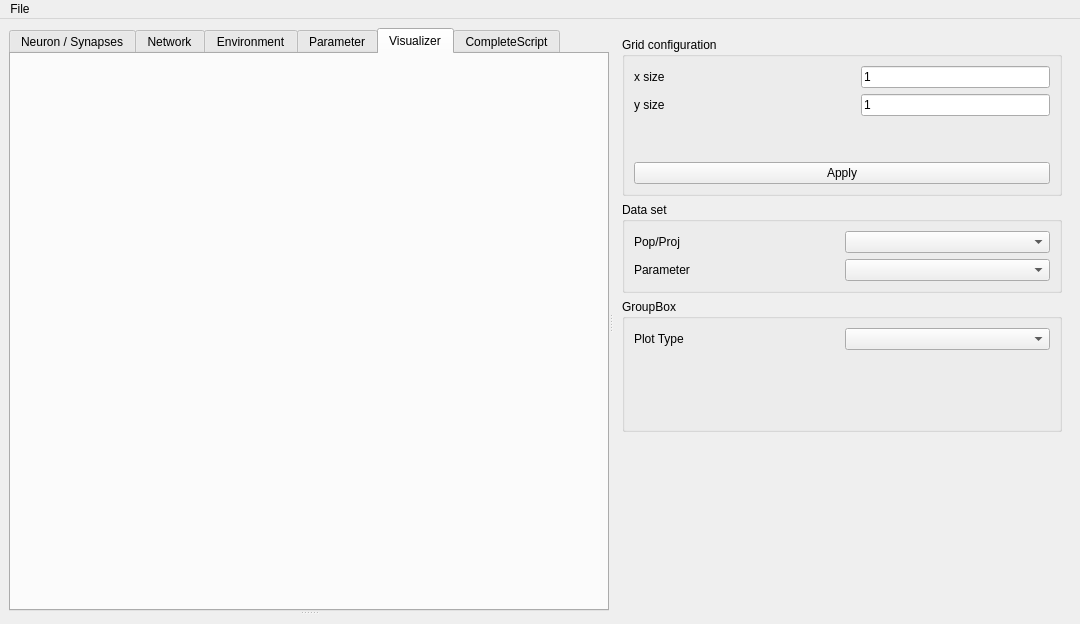
Qt form ANNarchy4/editor/ANNarchyEditor.ui (ANNarchy/ANNarchy) before a commit.
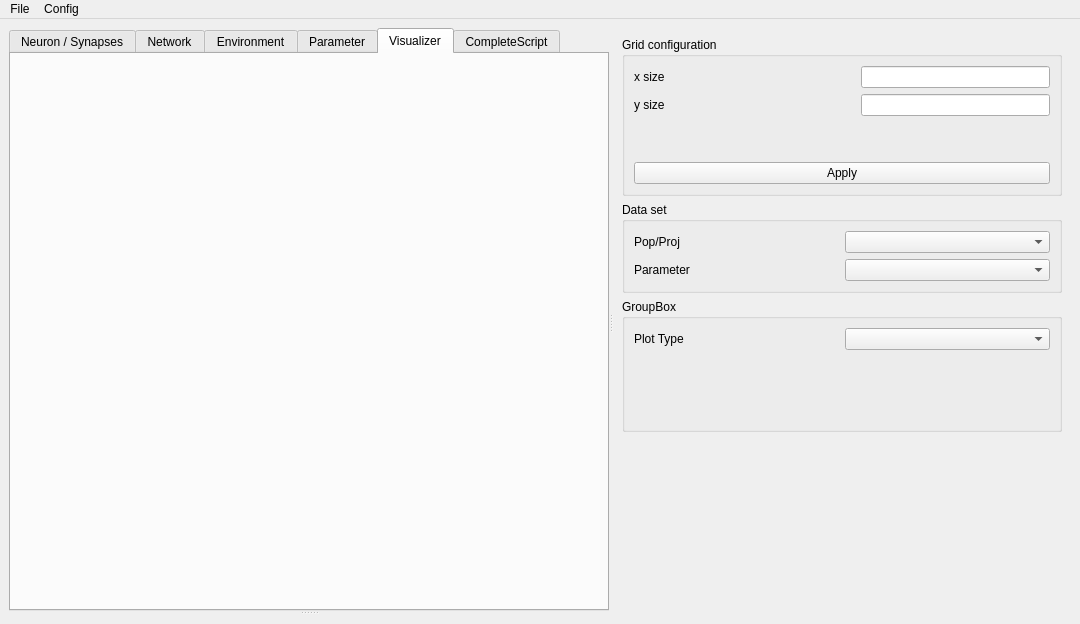
The same form after that commit. The open tabs and pages were chosen to show the change.

Patch:
```diff
--- a/ANNarchy4/editor/ANNarchyEditor.ui
+++ b/ANNarchy4/editor/ANNarchyEditor.ui
@@ -341,11 +341,7 @@
                  </spacer>
                 </item>
                 <item>
-                 <widget class="QLineEdit" name="grid_x_dim">
-                  <property name="text">
-                   <string>1</string>
-                  </property>
-                 </widget>
+                 <widget class="QLineEdit" name="grid_x_dim"/>
                 </item>
                </layout>
               </item>
@@ -372,11 +368,7 @@
                  </spacer>
                 </item>
                 <item>
-                 <widget class="QLineEdit" name="grid_y_dim">
-                  <property name="text">
-                   <string>1</string>
-                  </property>
-                 </widget>
+                 <widget class="QLineEdit" name="grid_y_dim"/>
                 </item>
                </layout>
               </item>
@@ -503,7 +495,7 @@
      <x>0</x>
      <y>0</y>
      <width>1080</width>
-     <height>29</height>
+     <height>25</height>
     </rect>
    </property>
    <widget class="QMenu" name="menuFile">
@@ -513,7 +505,13 @@
     <addaction name="actionOpen"/>
     <addaction name="actionQuit"/>
    </widget>
+   <widget class="QMenu" name="menuConfig">
+    <property name="title">
+     <string>Config</string>
+    </property>
+   </widget>
    <addaction name="menuFile"/>
+   <addaction name="menuConfig"/>
   </widget>
   <action name="actionOpen">
    <property name="text">
```
Left out of the diff: 31 changed lines with no effect on the pictures.
